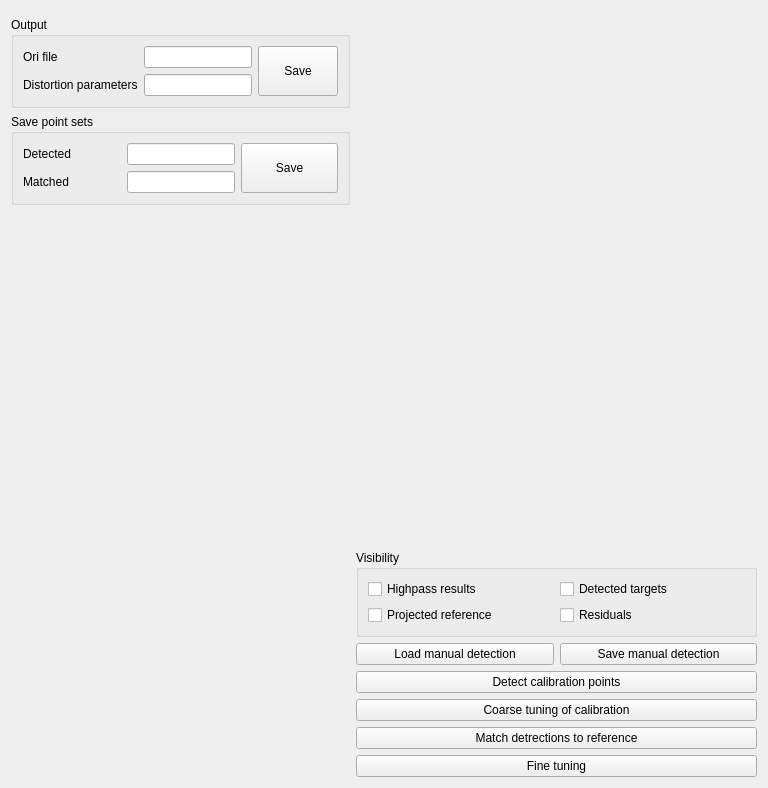
The window that single_cam/cam_calib_base.ui (yosefm/pbi) describes before a commit, drawn with Qt 5.
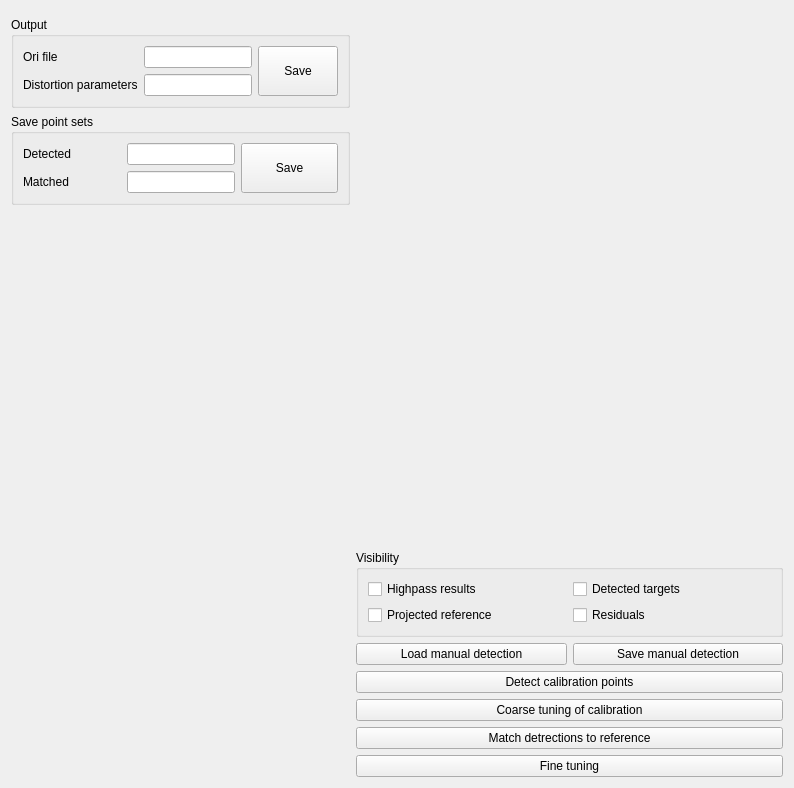
The same window after the commit. Custom widgets are drawn as their Qt base class.

Commit message: GUI: break out calibration stuff to own subclass so that at least the epi_checker is distributable without calib.pyx

Patch:
```diff
--- a/single_cam/cam_calib_base.ui
+++ b/single_cam/cam_calib_base.ui
@@ -6,7 +6,7 @@
    <rect>
     <x>0</x>
     <y>0</y>
-    <width>768</width>
+    <width>794</width>
     <height>788</height>
    </rect>
   </property>
```
Left out of the diff: 6 changed lines with no effect on the pictures. The commit also changes 3 other files.
